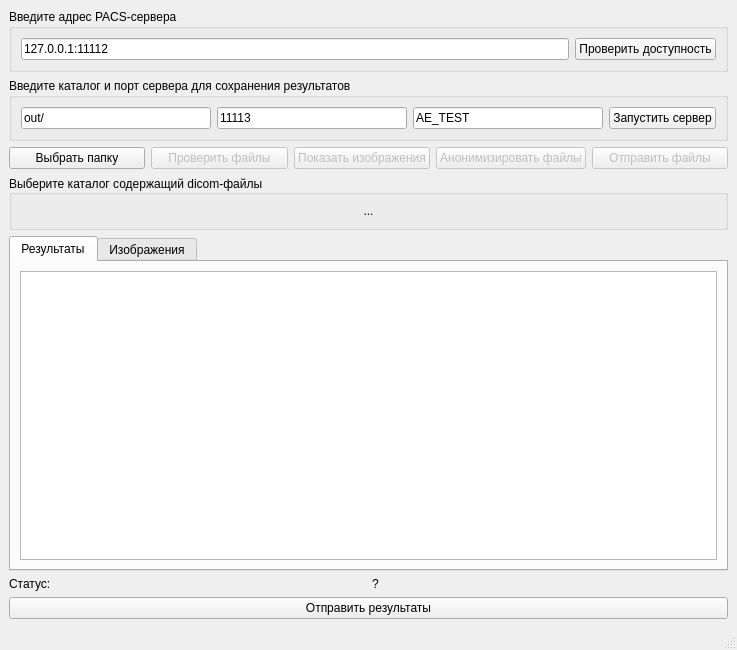
The window that form.ui (GRomR1/pyside-dicom-sender) describes before a commit, drawn with Qt 5.
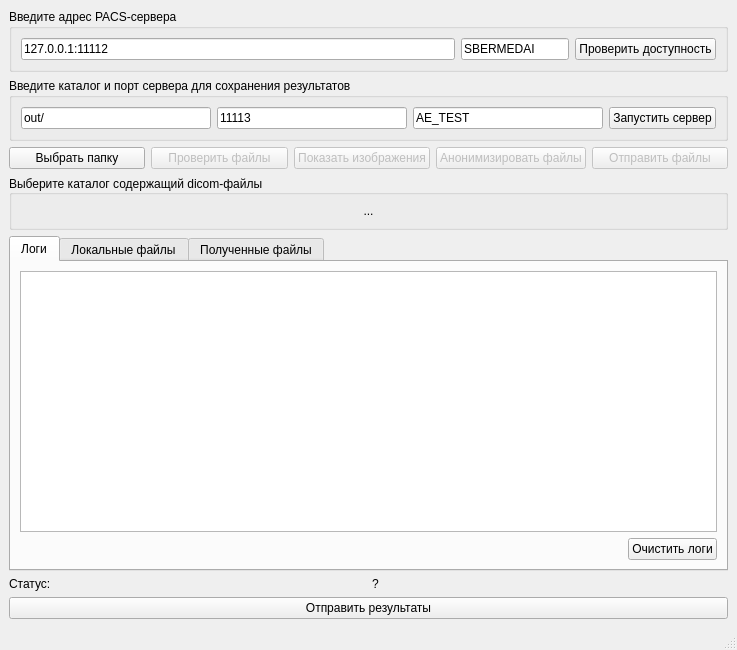
The same window after the commit. The open tabs and pages were chosen to show the change.

What changed in the file:
```diff
--- a/form.ui
+++ b/form.ui
@@ -28,6 +28,19 @@
          </property>
         </widget>
        </item>
+       <item>
+        <widget class="QLineEdit" name="line_edit_dest_ae_title">
+         <property name="sizePolicy">
+          <sizepolicy hsizetype="Minimum" vsizetype="Fixed">
+           <horstretch>0</horstretch>
+           <verstretch>0</verstretch>
+          </sizepolicy>
+         </property>
+         <property name="text">
+          <string>SBERMEDAI</string>
+         </property>
+        </widget>
+       </item>
        <item>
         <widget class="QPushButton" name="push_button_check_server">
          <property name="text">
@@ -164,9 +177,9 @@
       </property>
       <widget class="QWidget" name="tab">
        <attribute name="title">
-        <string>Результаты</string>
+        <string>Логи</string>
        </attribute>
-       <layout class="QHBoxLayout" name="horizontalLayout_6">
+       <layout class="QVBoxLayout" name="verticalLayout_2">
         <item>
          <widget class="QPlainTextEdit" name="plain_text_edit_results">
           <property name="readOnly">
@@ -174,11 +187,35 @@
           </property>
          </widget>
         </item>
+        <item>
+         <layout class="QHBoxLayout" name="horizontalLayout_8">
+          <item>
+           <spacer name="horizontalSpacer">
+            <property name="orientation">
+             <enum>Qt::Horizontal</enum>
+            </property>
+            <property name="sizeHint" stdset="0">
+             <size>
+              <width>40</width>
+              <height>20</height>
+             </size>
+            </property>
+           </spacer>
+          </item>
+          <item>
+           <widget class="QPushButton" name="push_button_clear_logs">
+            <property name="text">
+             <string>Очистить логи</string>
+            </property>
+           </widget>
+          </item>
+         </layout>
+        </item>
        </layout>
       </widget>
       <widget class="QWidget" name="tab_2">
        <attribute name="title">
-        <string>Изображения</string>
+        <string>Локальные файлы</string>
        </attribute>
        <layout class="QGridLayout" name="gridLayout">
         <item row="0" column="0">
@@ -200,6 +237,30 @@
         </item>
        </layout>
       </widget>
+      <widget class="QWidget" name="tab_3">
+       <attribute name="title">
+        <string>Полученные файлы</string>
+       </attribute>
+       <layout class="QHBoxLayout" name="horizontalLayout_5">
+        <item>
+         <widget class="QTableWidget" name="table_widget_results">
+          <property name="sizePolicy">
+           <sizepolicy hsizetype="Minimum" vsizetype="Expanding">
+            <horstretch>0</horstretch>
+            <verstretch>0</verstretch>
+           </sizepolicy>
+          </property>
+         </widget>
+        </item>
+        <item>
+         <widget class="QLabel" name="label_result_image_view">
+          <property name="text">
+           <string/>
+          </property>
+         </widget>
+        </item>
+       </layout>
+      </widget>
      </widget>
     </item>
     <item>
```
Left out of the diff: 2 changed lines with no effect on the pictures.
